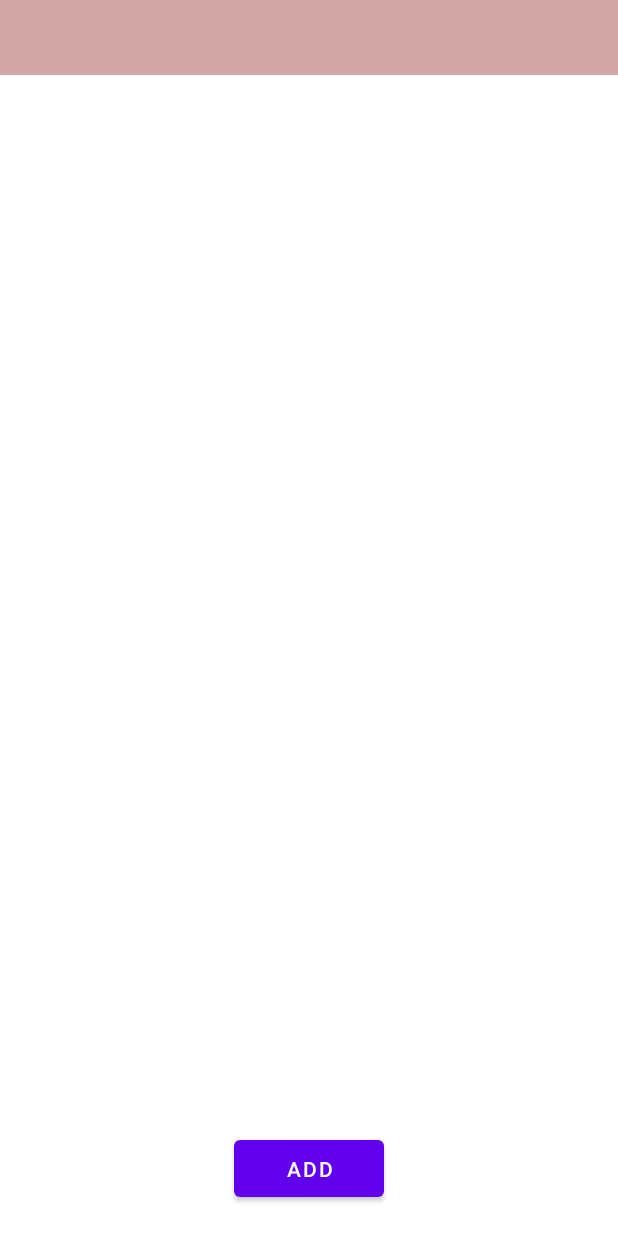
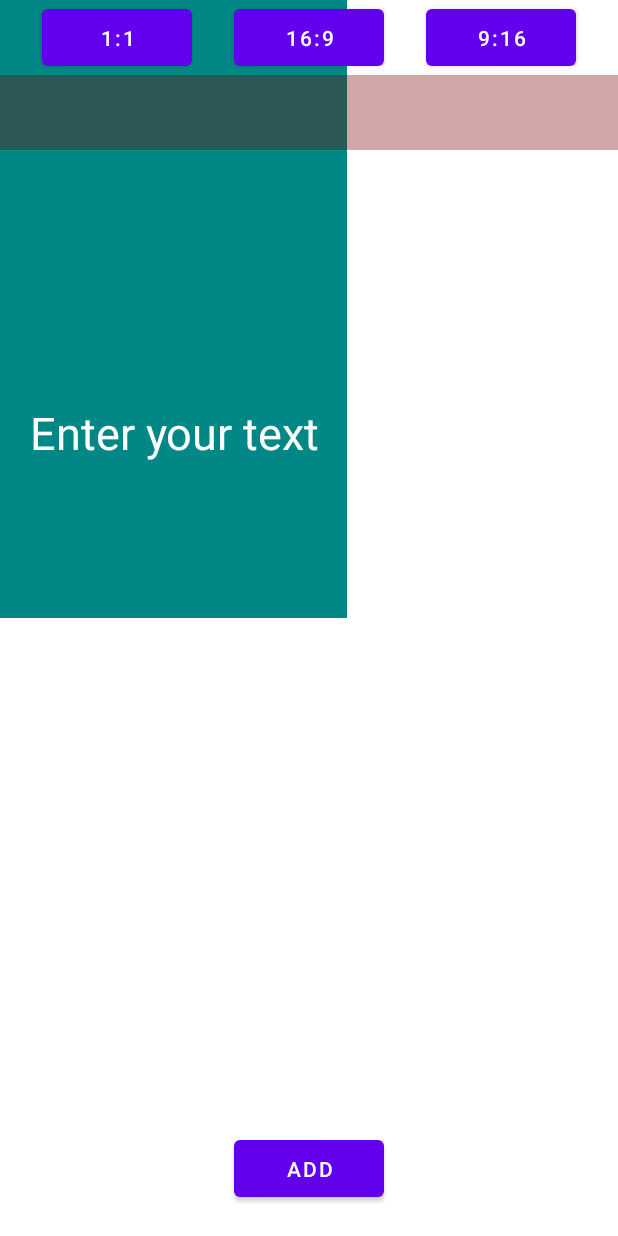
Before and after one commit to QuanCua/QBSticker, an Android app: the screen it shows after launch (MainActivity), after a tap on "ADD", on a phone screen of 412 x 824 dp. Run offline under Robolectric (Android 15) with nearby library versions, the phone set to English and light mode, and no system bars; pictures from the network do not load; 3 other taps on this screen came first.

Commit message:
thay đổi vị trí & kích thước Text khi thay đổi tỉ lệ ViewGroup

```diff
--- a/app/src/main/java/com/quanbd/libsticker/MainActivity.kt
+++ b/app/src/main/java/com/quanbd/libsticker/MainActivity.kt
@@ -3,18 +3,22 @@ package com.quanbd.libsticker
 import android.os.Bundle
 import android.text.Editable
 import android.text.TextWatcher
+import android.util.Log
+import android.view.ViewGroup
 import android.widget.Button
 import android.widget.EditText
 import androidx.appcompat.app.AppCompatActivity
-import com.quanbd.qbsticker.QBStickerManager
 import com.quanbd.qbsticker.QBStickerModel
 import com.quanbd.qbsticker.QBStickerView
+import com.quanbd.qbsticker.QBStickerViewListener
 
 class MainActivity : AppCompatActivity() {
     private lateinit var qbStickerView: QBStickerView
     private lateinit var btnAddText: Button
     private lateinit var edtInputText: EditText
-    private val qbStickerManager = QBStickerManager()
+    private lateinit var btnRatio_169: Button
+    private lateinit var btnRatio_916: Button
+    private lateinit var btnRatio_11: Button
 
     override fun onCreate(savedInstanceState: Bundle?) {
         super.onCreate(savedInstanceState)
@@ -23,15 +27,50 @@ class MainActivity : AppCompatActivity() {
         qbStickerView = findViewById<QBStickerView>(R.id.qbStickerView)
         btnAddText = findViewById<Button>(R.id.btnAddText)
         edtInputText = findViewById<EditText>(R.id.edtInputText)
-        qbStickerManager.setComponent(this, qbStickerView)
+        btnRatio_169 = findViewById<Button>(R.id.btnRatio_169)
+        btnRatio_916 = findViewById<Button>(R.id.btnRatio_916)
+        btnRatio_11 = findViewById<Button>(R.id.btnRatio_11)
 
         onListener()
     }
 
     private fun onListener() {
+        btnRatio_11.setOnClickListener {
+            qbStickerView.updateSize(QBStickerView.widthScreen, QBStickerView.widthScreen)
+        }
+
+        btnRatio_169.setOnClickListener {
+            qbStickerView.updateSize(QBStickerView.widthScreen, (QBStickerView.widthScreen.toFloat()* (9f/16f)).toInt())
+        }
+
+        btnRatio_916.setOnClickListener {
+            qbStickerView.updateSize((QBStickerView.widthScreen.toFloat()* (9f/16f)).toInt(), QBStickerView.widthScreen)
+        }
+
         btnAddText.setOnClickListener {
-            val qbStickerModel = QBStickerModel(this)
-            qbStickerManager.addText(qbStickerModel)
+            qbStickerView.textSelected?.let {
+                qbStickerView.duplicateText()
+            } ?: run {
+                qbStickerView.addText()
+            }
+        }
+
+        qbStickerView.qbStickerViewListener = object : QBStickerViewListener {
+            override fun onEntitySelected(qbSticker: QBStickerModel?) {
+                Log.v("qbStickerViewListener", "$qbSticker")
+            }
+
+            override fun onCurrentStickerDeleted() {
+
+            }
+
+            override fun onActionUp() {
+
+            }
+
+            override fun updateTextStickerData(qbSticker: QBStickerModel) {
+
+            }
         }
 
         edtInputText.addTextChangedListener(object : TextWatcher {
@@ -40,7 +79,7 @@ class MainActivity : AppCompatActivity() {
             }
 
             override fun onTextChanged(p0: CharSequence?, p1: Int, p2: Int, p3: Int) {
-                qbStickerManager.getTextSelected()?.let {
+                qbStickerView.textSelected?.let {
                     it.text = p0
                 }
             }
--- a/app/src/main/res/layout/activity_main.xml
+++ b/app/src/main/res/layout/activity_main.xml
@@ -10,10 +10,11 @@
         android:id="@+id/qbStickerView"
         android:layout_width="match_parent"
         android:layout_height="match_parent"
-        app:layout_constraintBottom_toBottomOf="parent"
+        app:layout_constraintBottom_toTopOf="@+id/btnAddText"
         app:layout_constraintEnd_toEndOf="parent"
         app:layout_constraintStart_toStartOf="parent"
-        app:layout_constraintTop_toTopOf="parent" />
+        app:layout_constraintTop_toBottomOf="@+id/edtInputText"
+        android:background="@color/teal_700"/>
 
     <EditText
         android:id="@+id/edtInputText"
@@ -22,7 +23,35 @@
         android:textColor="@color/white"
         android:textSize="16sp"
         android:background="#597A0000"
-        app:layout_constraintTop_toTopOf="parent"/>
+        app:layout_constraintTop_toBottomOf="@+id/btnRatio_11"
+        />
+
+    <Button
+        android:id="@+id/btnRatio_11"
+        android:layout_width="100dp"
+        android:layout_height="50dp"
+        android:text="1:1"
+        app:layout_constraintTop_toTopOf="parent"
+        app:layout_constraintEnd_toStartOf="@+id/btnRatio_169"
+        app:layout_constraintStart_toStartOf="parent"/>
+
+    <Button
+        android:id="@+id/btnRatio_169"
+        android:layout_width="100dp"
+        android:layout_height="50dp"
+        android:text="16:9"
+        app:layout_constraintTop_toTopOf="parent"
+        app:layout_constraintEnd_toEndOf="parent"
+        app:layout_constraintStart_toStartOf="parent"/>
+
+    <Button
+        android:id="@+id/btnRatio_916"
+        android:layout_width="100dp"
+        android:layout_height="50dp"
+        android:text="9:16"
+        app:layout_constraintTop_toTopOf="parent"
+        app:layout_constraintEnd_toEndOf="parent"
+        app:layout_constraintStart_toEndOf="@+id/btnRatio_169"/>
 
     <Button
         android:id="@+id/btnAddText"
--- a/qbsticker/build.gradle
+++ b/qbsticker/build.gradle
@@ -43,4 +43,6 @@ dependencies {
     def glide_version = '4.13.2'
     implementation "com.github.bumptech.glide:glide:$glide_version"
     annotationProcessor "com.github.bumptech.glide:compiler:$glide_version"
+
+    implementation 'com.google.code.gson:gson:2.9.1'
 }
--- a/qbsticker/src/main/java/com/quanbd/qbsticker/QBStickerManager.kt
+++ /dev/null
@@ -1,32 +0,0 @@
-package com.quanbd.qbsticker
-
-import android.content.Context
-import android.view.ViewGroup
-import android.widget.TextView
-
-class QBStickerManager {
-    private lateinit var stickerView : QBStickerView
-    private lateinit var context: Context
-
-    fun setComponent(context: Context, stickerView : QBStickerView) {
-        this.stickerView = stickerView
-        this.context = context
-    }
-
-    fun getListText() : ArrayList<QBTextView> {
-        return stickerView.getListText()
-    }
-
-    fun getTextSelected(): QBTextView? {
-        return stickerView.getTextSelected()
-    }
-
-    fun addText(stickerModel : QBStickerModel) {
-        val qbTextView = QBTextView(context, null)
-//        qbTextView.text = stickerModel.text
-        qbTextView.textSize = 40f
-        qbTextView.setTextColor(stickerModel.color)
-        qbTextView.typeface = stickerModel.typeface
-        stickerView.addText(qbTextView)
-    }
-}
--- a/qbsticker/src/main/java/com/quanbd/qbsticker/QBStickerModel.kt
+++ b/qbsticker/src/main/java/com/quanbd/qbsticker/QBStickerModel.kt
@@ -6,30 +6,104 @@ import android.graphics.PointF
 import android.graphics.Typeface
 import androidx.annotation.FloatRange
 import androidx.core.content.res.ResourcesCompat
+import com.google.gson.Gson
+import com.quanbd.qbsticker.util.FontUtils
 
-class QBStickerModel {
-    var text = ""
-    var color = Color.WHITE
-    var typeface: Typeface? = null
-    var fontKey: String = ""
-    var rotateValue = 0f
-    var scaleValue = 1f
-    var translationValue = PointF(0f,0f)
-
-    constructor(context: Context) {
-        this.typeface = getFontDefault(context).first
-        this.fontKey = getFontDefault(context).second
+class QBStickerModel(
+    var id: String,
+    var text: String,
+    var fontKey : String,
+    var color : String,
+    var align : Int,
+    var isSelected: Boolean,
+    var translation: PointF,
+    var rotate: Float,
+    var scale: Float,
+    var startTime : Long,
+    var endTime : Long
+) {
+    companion object {
+        const val MIN_SCALE = 0.1f
+        const val MAX_SCALE = 5.0f
+        const val ALIGN_LEFT = 0
+        const val ALIGN_CENTER = 1
+        const val ALIGN_RIGHT = 2
+        const val ALIGN_JUSTIFIED = 3
     }
 
-    constructor(context: Context, text : String, color : Int) {
-        this.text = text
-        this.color = color
-        this.typeface = getFontDefault(context).first
-        this.fontKey = getFontDefault(context).second
+    private constructor(builder: Builder) : this(
+        builder.id,
+        builder.text,
+        builder.fontKey,
+        builder.color,
+        builder.align,
+        builder.isSelected,
+        builder.translation,
+        builder.rotate,
+        builder.scale,
+        builder.startTime,
+        builder.endTime
+    )
+
+    class Builder {
+        var id = System.nanoTime().toString()
+            private set
+
+        var text = QBTextView.DEFAULT_CONTENT
+            private set
+
+        var fontKey = FontUtils.DEFAULT_FONT
+            private set
+
+        var color = "#ffffff"
+            private set
+
+        var align = ALIGN_CENTER
+            private set
+
+        var isSelected = false
+            private set
+
+        var translation = PointF(0f, 0f)
+            private set
+
+        @FloatRange(from = 0.0, to = 360.0)
+        var rotate = 0f
+            private set
+
+        var scale = 1f
+            private set
+
+        var startTime = 0L
+            private set
+
+        var endTime = 0L
+            private set
+
+        fun id(_id: String) = apply { id = _id }
+        fun text(_text: String) = apply { text = _text }
+        fun fontKey(_fontKey: String) = apply { fontKey = _fontKey }
+        fun color(_color: String) = apply { color = _color }
+        fun align(_align: Int) = apply { align = _align }
+        fun isSelected(_isSelected: Boolean) = apply { isSelected = _isSelected }
+        fun translation(_translation: PointF) = apply { translation = _translation }
+        fun rotate(_rotate: Float) = apply { rotate = _rotate }
+        fun scale(_scale: Float) = apply { scale = _scale }
+        fun startTime(_startTime: Long) = apply { startTime = _startTime }
+        fun endTime(_endTime: Long) = apply { endTime = _endTime }
+
+        fun build() = QBStickerModel(this)
+    }
+
+    fun copy(): QBStickerModel {
+        val gson = Gson()
+        val json = gson.toJson(this@QBStickerModel)
+        return gson.fromJson(json, QBStickerModel::class.java)
     }
 
     fun getFontDefault(context: Context): Pair<Typeface?, String> {
         val typeface = ResourcesCompat.getFont(context, R.font.roboto_regular)
-        return Pair(typeface,"roboto_regular")
+        return Pair(typeface, "roboto_regular")
     }
+
 }
--- a/qbsticker/src/main/java/com/quanbd/qbsticker/QBStickerView.kt
+++ b/qbsticker/src/main/java/com/quanbd/qbsticker/QBStickerView.kt
@@ -8,14 +8,14 @@ import android.util.Log
 import android.view.GestureDetector
 import android.view.MotionEvent
 import android.view.ScaleGestureDetector
+import android.view.ViewGroup
 import android.widget.FrameLayout
 import androidx.core.view.GestureDetectorCompat
 import com.quanbd.qbsticker.gesture.MoveGestureDetector
 import com.quanbd.qbsticker.gesture.RotateGestureDetector
 import com.quanbd.qbsticker.util.BitmapUtils
 
-class QBStickerView(context: Context, attrs: AttributeSet) : FrameLayout(context, attrs),
-    QBStickerViewListener {
+class QBStickerView(context: Context, attrs: AttributeSet) : FrameLayout(context, attrs) {
     companion object {
         const val TAG = "QBStickerView"
         val widthScreen = Resources.getSystem().displayMetrics.widthPixels
@@ -27,13 +27,18 @@ class QBStickerView(context: Context, attrs: AttributeSet) : FrameLayout(context
     private var moveGestureDetector: MoveGestureDetector? = null
     private var gestureDetectorCompat: GestureDetectorCompat? = null
 
-    private val listText: ArrayList<QBTextView> = arrayListOf()
-    private var textSelected: QBTextView? = null
+    var qbStickerViewListener: QBStickerViewListener? = null
+
+    val listText: ArrayList<QBTextView> = arrayListOf()
+    var textSelected: QBTextView? = null
     private var icTransform: Bitmap? = null
     private var isTransformTouched = false
     private var icDelete: Bitmap? = null
     private var isDeleteTouched = false
     private var isPointerDown = false
+    private var isSizeChange = false
+    var widthView = 0f
+    var heightView = 0f
 
     private val paint = Paint()
 
@@ -56,6 +61,13 @@ class QBStickerView(context: Context, attrs: AttributeSet) : FrameLayout(context
         }
     }
 
+    private fun initViewSize() {
+        measure(MeasureSpec.UNSPECIFIED, MeasureSpec.UNSPECIFIED)
+        widthView = measuredWidth.toFloat()
+        heightView = measuredHeight.toFloat()
+        Log.v("initViewSize", "$widthView - $heightView")
+    }
+
     private fun initIcon() {
         val bitmapTransform =
             BitmapUtils.getBitmapFromDrawable(context, R.drawable.ic_transform_sticker)
@@ -70,26 +82,36 @@ class QBStickerView(context: Context, attrs: AttributeSet) : FrameLayout(context
         paint.style = Paint.Style.STROKE
     }
 
-    fun getListText(): ArrayList<QBTextView> {
-        return listText
+    fun duplicateText() {
+        textSelected?.let {
+            val newText = QBTextView(context, null).apply {
+                textSize = it.textSize / resources.displayMetrics.scaledDensity
+                typeface = it.typeface
+                updateModel(it.model)
+            }
+            newText.setOptions(icTransform, icDelete)
+            listText.add(0, newText)
+            this.addView(listText[0])
+        }
     }
 
-    fun getTextSelected(): QBTextView? {
-        return textSelected
+    fun addText() {
+        val qbTextView = QBTextView(context, null)
+        qbTextView.setOptions(icTransform, icDelete)
+        setDefaultTranslation(qbTextView)
+        listText.add(0, qbTextView)
+        this.addView(listText[0])
     }
 
-    fun addText(textView: QBTextView) {
-        textView.setOptions(icTransform, icDelete)
-        textView.setListener(this)
-        setDefaultTranslation(textView)
-        listText.add(0, textView)
-        this.addView(listText[0])
-
+    fun updateSize(newWidth: Int, newHeight: Int) {
+        isSizeChange = true
+        val params = ViewGroup.LayoutParams(newWidth, newHeight)
+        this.layoutParams = params
     }
 
     private fun setDefaultTranslation(qbTextView: QBTextView) {
         val x = this.width.toFloat() / 2f - qbTextView.widthView / 2f
-        val y = this.height.toFloat() / 2f - qbTextView.heightView / 2f
+        val y = (this.height.toFloat() * 0.7f) - qbTextView.heightView / 2f
         qbTextView.updateTranslation(PointF(x, y))
         invalidate()
     }
@@ -97,11 +119,6 @@ class QBStickerView(context: Context, attrs: AttributeSet) : FrameLayout(context
     override fun onDraw(canvas: Canvas) {
         super.onDraw(canvas)
         canvas.save()
-        /*if (listText.isNotEmpty()) {
-            listText.forEach {
-                drawTextComponent(canvas, it)
-            }
-        }*/
         textSelected?.let {
             drawTextComponent(canvas, it)
         }
@@ -116,11 +133,11 @@ class QBStickerView(context: Context, attrs: AttributeSet) : FrameLayout(context
     private fun findEntity(event: MotionEvent): QBTextView? {
         var outputEntity: QBTextView? = null
         listText.forEach {
-            if (it.isInsideTextArea(PointF(event.x, event.y)) && !it.isSelectedByTouch) {
-                it.isSelectedByTouch = true
+            if (it.isInsideTextArea(PointF(event.x, event.y)) && !it.model.isSelected) {
+                it.model.isSelected = true
                 outputEntity = it
             } else
-                it.isSelectedByTouch = false
+                it.model.isSelected = false
         }
         return outputEntity
     }
@@ -130,15 +147,12 @@ class QBStickerView(context: Context, attrs: AttributeSet) : FrameLayout(context
             isTransformTouched = it.dstTransformRect.contains(x.toInt(), y.toInt()) == true
             isDeleteTouched = it.dstDeleteRect.contains(x.toInt(), y.toInt()) == true
             if (isDeleteTouched) {
+                qbStickerViewListener?.onCurrentStickerDeleted()
                 this.removeView(it)
                 listText.remove(it)
                 textSelected = null
             }
         }
-    }
-
-    override fun onLengthTextChange() {
-        invalidate()
     }
 
     inner class TapsListener : GestureDetector.SimpleOnGestureListener() {
@@ -154,6 +168,7 @@ class QBStickerView(context: Context, attrs: AttributeSet) : FrameLayout(context
 
         override fun onSingleTapUp(e: MotionEvent): Boolean {
             textSelected = findEntity(e)
+            qbStickerViewListener?.onEntitySelected(textSelected?.model)
             invalidate()
             return true
         }
@@ -208,6 +223,29 @@ class QBStickerView(context: Context, attrs: AttributeSet) : FrameLayout(context
             super.onMoveFinish(detector)
             Log.v(TAG, "onMoveFinish")
             isPointerDown = false
+            qbStickerViewListener?.onActionUp()
         }
     }
+
+    override fun onSizeChanged(w: Int, h: Int, oldw: Int, oldh: Int) {
+        super.onSizeChanged(w, h, oldw, oldh)
+        Log.v("onLayout", "onSizeChanged")
+
+        if (isSizeChange) {
+            if (oldw == 0 || oldh == 0) return
+            val calX = (oldw - w) / 2f
+            val calY = (oldh - h) / 2f
+            val oldSize = (oldw + oldh).toFloat()
+            val newSize = (w + h).toFloat()
+            listText.forEach {
+                it.updateTranslation(PointF(-calX, -calY))
+                it.updateScale(newSize / oldSize)
+            }
+        }
+    }
+
+    override fun onMeasure(widthMeasureSpec: Int, heightMeasureSpec: Int) {
+        super.onMeasure(widthMeasureSpec, heightMeasureSpec)
+        setMeasuredDimension(measuredWidth, measuredHeight)
+    }
 }
--- a/qbsticker/src/main/java/com/quanbd/qbsticker/QBStickerViewListener.kt
+++ b/qbsticker/src/main/java/com/quanbd/qbsticker/QBStickerViewListener.kt
@@ -1,5 +1,8 @@
 package com.quanbd.qbsticker
 
 interface QBStickerViewListener {
-    fun onLengthTextChange()
+    fun onEntitySelected(qbSticker: QBStickerModel?)
+    fun onCurrentStickerDeleted()
+    fun onActionUp()
+    fun updateTextStickerData(qbSticker: QBStickerModel)
 }
--- a/qbsticker/src/main/java/com/quanbd/qbsticker/QBTextView.kt
+++ b/qbsticker/src/main/java/com/quanbd/qbsticker/QBTextView.kt
@@ -5,38 +5,30 @@ import android.graphics.*
 import android.text.InputFilter
 import android.util.AttributeSet
 import android.view.ViewGroup
-import androidx.annotation.FloatRange
 import com.quanbd.qbsticker.util.MathUtils
 import kotlin.math.acos
-import kotlin.math.ceil
 import kotlin.math.sqrt
 
 class QBTextView(context: Context, attrs: AttributeSet?) :
     androidx.appcompat.widget.AppCompatTextView(context, attrs) {
     companion object {
-        const val MIN_SCALE = 0.1f
-        const val MAX_SCALE = 5.0f
         const val DEFAULT_CONTENT = "Enter your text"
-        const val PADDING_HORIZONTAL = 50f
+        const val PADDING_HORIZONTAL = 20f
         const val PADDING_VERTICAL = 20f
     }
 
     private var isInit = false
-    private var qbStickerViewListener: QBStickerViewListener? = null
     private val paintFrame = Paint()
     private val srcPoints = FloatArray(10)
     private val destPoints = FloatArray(10)
-    private val centerPoint = PointF()
+    val centerPoint = PointF()
     var srcTransformRect = Rect()
     var dstTransformRect = Rect()
     var srcDeleteRect = Rect()
     var dstDeleteRect = Rect()
+    var hitRect = Rect()
+    var model = QBStickerModel.Builder().build()
 
-    @FloatRange(from = 0.0, to = 360.0)
-    var rotateValue = 0f
-    var scaleValue = 1f
-    var translationValue = PointF(0f, 0f)
-    var isSelectedByTouch = false
     var widthView = 0f
     var heightView = 0f
 
@@ -48,12 +40,12 @@ class QBTextView(context: Context, attrs: AttributeSet?) :
         this.layoutParams = params
         this.isSingleLine = true
         this.text = DEFAULT_CONTENT
-        this.textSize = 40f
+        this.textSize = 30f
+        this.textAlignment = TEXT_ALIGNMENT_CENTER
         this.setTextColor(Color.WHITE)
         val filters = arrayOfNulls<InputFilter>(1)
         filters[0] = InputFilter.LengthFilter(241996)
         this.filters = filters
-
         initViewSize()
 
         paintFrame.isAntiAlias = true
@@ -64,16 +56,10 @@ class QBTextView(context: Context, attrs: AttributeSet?) :
         isInit = true
     }
 
-    fun setListener(listener: QBStickerViewListener) {
-        qbStickerViewListener = listener
-    }
-
     private fun initViewSize() {
         measure(MeasureSpec.UNSPECIFIED, MeasureSpec.UNSPECIFIED)
-        val widthView = ceil(this.paint.measureText(this.text.toString()))
-        val heightView = measuredHeight.toFloat()
-        this.widthView = widthView
-        this.heightView = heightView
+        this.widthView = paint.measureText(text.toString()) + (PADDING_HORIZONTAL * 2)
+        this.heightView = measuredHeight.toFloat()
     }
 
     fun setOptions(icTransform: Bitmap?, icDelete: Bitmap?) {
@@ -84,28 +70,63 @@ class QBTextView(context: Context, attrs: AttributeSet?) :
         dstDeleteRect = Rect(0, 0, 32 shl 1, 32 shl 1)
     }
 
+    fun updateModel(newModel: QBStickerModel? = null) {
+        if (newModel != null) {
+            model = newModel.copy()
+            model.id = System.nanoTime().toString()
+            model.isSelected = false
+        }
+
+        newModel?.let {
+            val translationBonus = 4f
+            this@QBTextView.text = text
+            this@QBTextView.setTextColor(Color.parseColor(it.color))
+            when (it.align) {
+                QBStickerModel.ALIGN_LEFT, QBStickerModel.ALIGN_JUSTIFIED ->
+                    this@QBTextView.textAlignment = TEXT_ALIGNMENT_TEXT_START
+                QBStickerModel.ALIGN_RIGHT ->
+                    this@QBTextView.textAlignment = TEXT_ALIGNMENT_TEXT_END
+                else ->
+                    this@QBTextView.textAlignment = TEXT_ALIGNMENT_CENTER
+            }
+
+            model.translation.x = it.translation.x + translationBonus
+            model.translation.y = it.translation.y + translationBonus
+            this@QBTextView.translationX = it.translation.x + translationBonus
+            this@QBTextView.translationY = it.translation.y + translationBonus
+            this@QBTextView.scaleX = it.scale
+            this@QBTextView.scaleY = it.scale
+            this@QBTextView.rotation = it.rotate
+        }
+    }
+
     fun updateTranslation(translationValue: PointF) {
-        this.translationValue.x += translationValue.x
-        this.translationValue.y += translationValue.y
-        this.translationX = this.translationValue.x
-        this.translationY = this.translationValue.y
+        model.translation.x += translationValue.x
+        model.translation.y += translationValue.y
+        this.translationX = model.translation.x
+        this.translationY = model.translation.y
     }
 
     fun updateRotate(rotateValue: Float) {
-        this.rotateValue += rotateValue
-        this.rotateValue %= 360.0f
-        this.rotation = this.rotateValue
+        var newRotate = model.rotate + rotateValue
+        newRotate %= 360.0f
+        model.rotate = newRotate
+        this.rotation = model.rotate
     }
 
     fun updateScale(scaleValue: Float, isMultiTouch: Boolean = false) {
-        val newScale = if (isMultiTouch) this.scaleValue + scaleValue
-        else this.scaleValue * scaleValue
+        val newScale = if (isMultiTouch) model.scale + scaleValue
+        else model.scale * scaleValue
+        if (newScale in QBStickerModel.MIN_SCALE..QBStickerModel.MAX_SCALE) {
+            model.scale = newScale
+            this.scaleX = this.model.scale
+            this.scaleY = this.model.scale
+        }
+    }
 
-        if (newScale in MIN_SCALE..MAX_SCALE) {
-            this.scaleValue = newScale
-            this.scaleX = this.scaleValue
-            this.scaleY = this.scaleValue
-        }
+    fun getRectAroundText() : Rect {
+        this.getHitRect(hitRect)
+        return hitRect
     }
 
     fun rotateAndScaleByIcon(focusDelta: PointF) {
@@ -179,6 +200,8 @@ class QBTextView(context: Context, attrs: AttributeSet?) :
         centerPoint.x = (dstTransformRect.centerX() + dstDeleteRect.centerX()) * 0.5f
         centerPoint.y = (dstTransformRect.centerY() + dstDeleteRect.centerY()) * 0.5f
 
+        canvas.drawRect(getRectAroundText(), paintFrame)
+
         icDelete?.let {
             canvas.drawBitmap(
                 it,
@@ -227,17 +250,12 @@ class QBTextView(context: Context, attrs: AttributeSet?) :
         try {
             if (!isInit) {
                 this.post {
-                    setSrcPoint(width.toFloat(), height.toFloat())
-                    this.widthView = width.toFloat()
-                    this.heightView = height.toFloat()
+                    initViewSize()
+                    setSrcPoint(this.widthView, this.heightView)
                 }
             } else {
-                measure(MeasureSpec.UNSPECIFIED, MeasureSpec.UNSPECIFIED)
-                this.widthView = paint.measureText(text.toString())
-                this.heightView = measuredHeight.toFloat()
+                initViewSize()
                 setSrcPoint(this.widthView, this.heightView)
-                qbStickerViewListener?.onLengthTextChange()
-
                 val oldCenter = absoluteCenter(this.width.toFloat(), this.height.toFloat())
                 val newCenter = absoluteCenter(this.widthView, this.heightView)
                 calculationCenter(oldCenter, newCenter)
@@ -248,21 +266,21 @@ class QBTextView(context: Context, attrs: AttributeSet?) :
     }
 
     private fun setSrcPoint(width: Float, height: Float) {
-        srcPoints[0] = -PADDING_HORIZONTAL
+        srcPoints[0] = 0f
         srcPoints[1] = 0f
-        srcPoints[2] = width + PADDING_HORIZONTAL
+        srcPoints[2] = width
         srcPoints[3] = 0f
-        srcPoints[4] = width + PADDING_HORIZONTAL
+        srcPoints[4] = width
         srcPoints[5] = height
-        srcPoints[6] = -PADDING_HORIZONTAL
+        srcPoints[6] = 0f
         srcPoints[7] = height
-        srcPoints[8] = -PADDING_HORIZONTAL
+        srcPoints[8] = 0f
         srcPoints[9] = 0f
     }
 
     private fun calculationCenter(oldCenter: PointF, newCenter: PointF) {
-        val x = (oldCenter.x - newCenter.x)/2f
-        val y = (oldCenter.y - newCenter.y)/2f
+        val x = (oldCenter.x - newCenter.x) / 2f
+        val y = (oldCenter.y - newCenter.y) / 2f
         updateTranslation(PointF(x, y))
     }
 
```
Also changed, not shown: qbsticker/src/main/java/com/quanbd/qbsticker/util/FontUtils.kt (added, +41 -0 lines).
